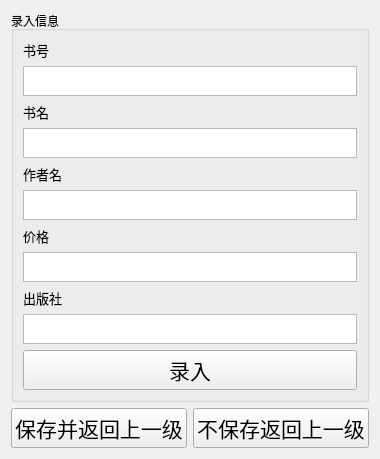
Before: the Qt Designer form Sources/Forms/createbooklist.ui in gaogao-qwq/Book_Manage_System_QT, drawn with Qt 5.
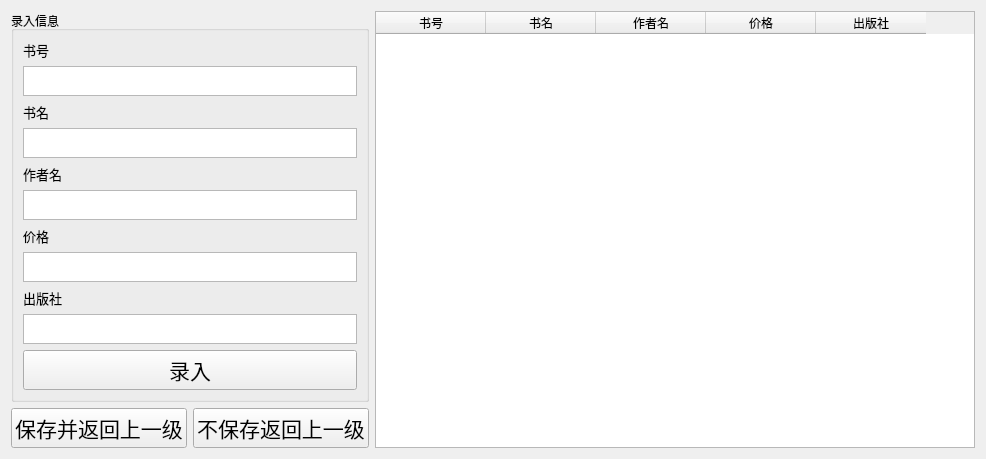
After: the same form once the commit is applied. Icons and pictures are not drawn.

The edit to the form file:
```diff
--- a/Sources/Forms/createbooklist.ui
+++ b/Sources/Forms/createbooklist.ui
@@ -6,8 +6,8 @@
    <rect>
     <x>0</x>
     <y>0</y>
-    <width>378</width>
-    <height>426</height>
+    <width>986</width>
+    <height>428</height>
    </rect>
   </property>
   <property name="windowTitle">
@@ -19,6 +19,8 @@
   </property>
   <layout class="QGridLayout" name="gridLayout">
    <item row="0" column="0">
+    <layout class="QVBoxLayout" name="verticalLayout_2">
+     <item>
     <widget class="QGroupBox" name="groupBox">
      <property name="toolTip">
       <string/>
@@ -45,7 +47,7 @@
       <item>
        <widget class="QPlainTextEdit" name="ISBNTextEdit">
         <property name="sizePolicy">
-         <sizepolicy hsizetype="Expanding" vsizetype="Fixed">
+           <sizepolicy hsizetype="Minimum" vsizetype="Fixed">
           <horstretch>0</horstretch>
           <verstretch>0</verstretch>
          </sizepolicy>
@@ -79,7 +81,7 @@
       <item>
        <widget class="QPlainTextEdit" name="bookTextEdit">
         <property name="sizePolicy">
-         <sizepolicy hsizetype="Expanding" vsizetype="Minimum">
+           <sizepolicy hsizetype="Minimum" vsizetype="Minimum">
           <horstretch>0</horstretch>
           <verstretch>0</verstretch>
          </sizepolicy>
@@ -113,7 +115,7 @@
       <item>
        <widget class="QPlainTextEdit" name="authorTextEdit">
         <property name="sizePolicy">
-         <sizepolicy hsizetype="Expanding" vsizetype="Minimum">
+           <sizepolicy hsizetype="Minimum" vsizetype="Minimum">
           <horstretch>0</horstretch>
           <verstretch>0</verstretch>
          </sizepolicy>
@@ -147,7 +149,7 @@
       <item>
        <widget class="QPlainTextEdit" name="priceTextEdit">
         <property name="sizePolicy">
-         <sizepolicy hsizetype="Expanding" vsizetype="Minimum">
+           <sizepolicy hsizetype="Minimum" vsizetype="Minimum">
           <horstretch>0</horstretch>
           <verstretch>0</verstretch>
          </sizepolicy>
@@ -181,7 +183,7 @@
       <item>
        <widget class="QPlainTextEdit" name="pressTextEdit">
         <property name="sizePolicy">
-         <sizepolicy hsizetype="Expanding" vsizetype="Minimum">
+           <sizepolicy hsizetype="Minimum" vsizetype="Minimum">
           <horstretch>0</horstretch>
           <verstretch>0</verstretch>
          </sizepolicy>
@@ -226,7 +228,7 @@
      <zorder>ISBNLabel</zorder>
     </widget>
    </item>
-   <item row="1" column="0">
+     <item>
     <layout class="QHBoxLayout" name="horizontalLayout">
      <item>
       <widget class="QPushButton" name="backSaveButton">
@@ -253,6 +255,58 @@
       </widget>
      </item>
     </layout>
+     </item>
+    </layout>
+   </item>
+   <item row="0" column="1">
+    <widget class="QTableWidget" name="bookTable">
+     <property name="sizePolicy">
+      <sizepolicy hsizetype="Expanding" vsizetype="Expanding">
+       <horstretch>0</horstretch>
+       <verstretch>0</verstretch>
+      </sizepolicy>
+     </property>
+     <property name="minimumSize">
+      <size>
+       <width>600</width>
+       <height>0</height>
+      </size>
+     </property>
+     <attribute name="horizontalHeaderCascadingSectionResizes">
+      <bool>true</bool>
+     </attribute>
+     <attribute name="horizontalHeaderMinimumSectionSize">
+      <number>25</number>
+     </attribute>
+     <attribute name="horizontalHeaderDefaultSectionSize">
+      <number>110</number>
+     </attribute>
+     <column>
+      <property name="text">
+       <string>书号</string>
+      </property>
+     </column>
+     <column>
+      <property name="text">
+       <string>书名</string>
+      </property>
+     </column>
+     <column>
+      <property name="text">
+       <string>作者名</string>
+      </property>
+     </column>
+     <column>
+      <property name="text">
+       <string>价格</string>
+      </property>
+     </column>
+     <column>
+      <property name="text">
+       <string>出版社</string>
+      </property>
+     </column>
+    </widget>
    </item>
   </layout>
  </widget>
```
Lines whose indentation alone changed are shown as unchanged.
